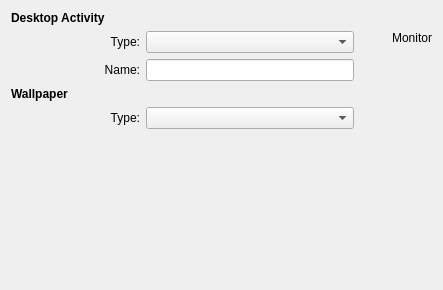
This is plasma/shells/desktop/BackgroundDialog.ui in mgottschlag/kwin-tiling as Qt 5 draws it before an edit. The edited form follows.
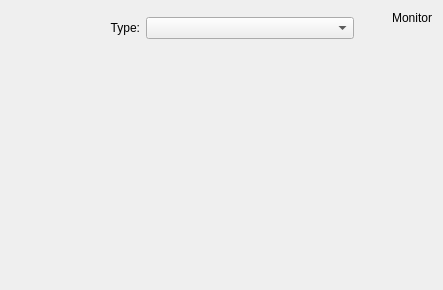
This is the edited form.

Commit message: Moving activity configuration to a different tab. This will improve the usability of desktop configuration dialog and it will reduce the clutter.

Diff of the .ui file:
```diff
--- a/plasma/shells/desktop/BackgroundDialog.ui
+++ b/plasma/shells/desktop/BackgroundDialog.ui
@@ -23,33 +23,7 @@
    </size>
   </property>
   <layout class="QGridLayout" name="gridLayout">
-   <item row="0" column="0" colspan="5">
-    <widget class="QLabel" name="label_5">
-     <property name="font">
-      <font>
-       <weight>75</weight>
-       <bold>true</bold>
-      </font>
-     </property>
-     <property name="text">
-      <string>Desktop Activity</string>
-     </property>
-    </widget>
-   </item>
-   <item row="1" column="0">
-    <widget class="QLabel" name="label_4">
-     <property name="text">
-      <string>Type:</string>
-     </property>
-     <property name="alignment">
-      <set>Qt::AlignRight|Qt::AlignTrailing|Qt::AlignVCenter</set>
-     </property>
-     <property name="buddy">
-      <cstring>m_containmentComboBox</cstring>
-     </property>
-    </widget>
-   </item>
-   <item row="1" column="4" rowspan="6">
+   <item row="0" column="4" rowspan="4">
     <layout class="QVBoxLayout" name="verticalLayout_2">
      <item>
       <widget class="QLabel" name="m_monitor">
@@ -82,39 +56,7 @@
      </item>
     </layout>
    </item>
-   <item row="2" column="0">
-    <widget class="QLabel" name="label_6">
-     <property name="text">
-      <string>Name:</string>
-     </property>
-     <property name="alignment">
-      <set>Qt::AlignRight|Qt::AlignTrailing|Qt::AlignVCenter</set>
-     </property>
-     <property name="buddy">
-      <cstring>m_activityName</cstring>
-     </property>
-    </widget>
-   </item>
-   <item row="3" column="0" colspan="4">
-    <widget class="QLabel" name="m_wallpaperLabel">
-     <property name="sizePolicy">
-      <sizepolicy hsizetype="Expanding" vsizetype="Preferred">
-       <horstretch>0</horstretch>
-       <verstretch>0</verstretch>
-      </sizepolicy>
-     </property>
-     <property name="font">
-      <font>
-       <weight>75</weight>
-       <bold>true</bold>
-      </font>
-     </property>
-     <property name="text">
-      <string>Wallpaper</string>
-     </property>
-    </widget>
-   </item>
-   <item row="6" column="2">
+   <item row="3" column="2">
     <spacer name="verticalSpacer">
      <property name="orientation">
       <enum>Qt::Vertical</enum>
@@ -127,20 +69,7 @@
      </property>
     </spacer>
    </item>
-   <item row="1" column="1">
-    <widget class="QComboBox" name="m_containmentComboBox">
-     <property name="sizePolicy">
-      <sizepolicy hsizetype="Expanding" vsizetype="Fixed">
-       <horstretch>0</horstretch>
-       <verstretch>0</verstretch>
-      </sizepolicy>
-     </property>
-    </widget>
-   </item>
-   <item row="2" column="1">
-    <widget class="QLineEdit" name="m_activityName"/>
-   </item>
-   <item row="5" column="0" colspan="4">
+   <item row="2" column="0" colspan="4">
     <widget class="QWidget" name="m_wallpaperGroup" native="true">
      <layout class="QVBoxLayout" name="verticalLayout">
       <property name="margin">
@@ -159,7 +88,7 @@
      </layout>
     </widget>
    </item>
-   <item row="4" column="0">
+   <item row="1" column="0">
     <widget class="QLabel" name="m_wallpaperTypeLabel">
      <property name="minimumSize">
       <size>
@@ -178,7 +107,7 @@
      </property>
     </widget>
    </item>
-   <item row="4" column="1">
+   <item row="1" column="1">
     <widget class="QComboBox" name="m_wallpaperMode">
      <property name="sizePolicy">
       <sizepolicy hsizetype="Expanding" vsizetype="Fixed">
```
The commit also changes 4 other files.
